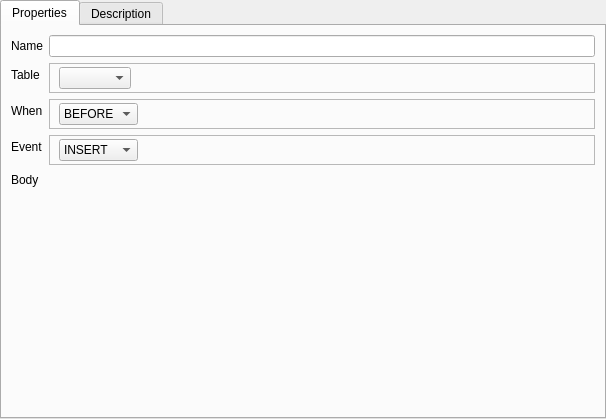
The window that TriggerForm.ui (fritzone/ddm) describes before a commit, drawn with Qt 5.
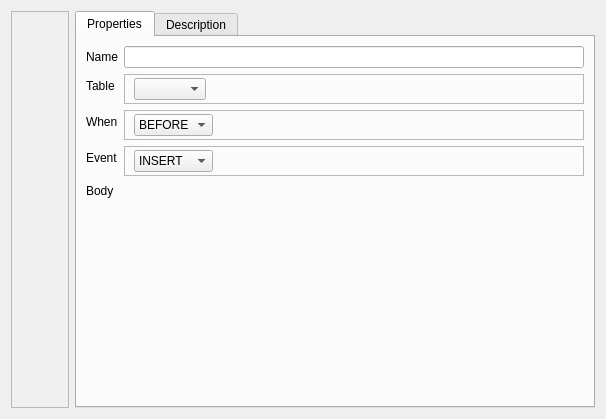
The same window after the commit. Icons and pictures are not drawn.

Diff of the .ui file:
```diff
--- a/TriggerForm.ui
+++ b/TriggerForm.ui
@@ -13,10 +13,60 @@
   <property name="windowTitle">
    <string>Form</string>
   </property>
-  <layout class="QVBoxLayout" name="verticalLayout">
-   <property name="margin">
-    <number>0</number>
-   </property>
+  <layout class="QHBoxLayout" name="horizontalLayout_5">
+   <item>
+    <widget class="QFrame" name="frameForUnlockButton">
+     <property name="frameShape">
+      <enum>QFrame::StyledPanel</enum>
+     </property>
+     <property name="frameShadow">
+      <enum>QFrame::Raised</enum>
+     </property>
+     <layout class="QVBoxLayout" name="verticalLayout_4">
+      <property name="spacing">
+       <number>0</number>
+      </property>
+      <property name="margin">
+       <number>0</number>
+      </property>
+      <item>
+       <widget class="QToolButton" name="btnLock">
+        <property name="text">
+         <string/>
+        </property>
+        <property name="iconSize">
+         <size>
+          <width>48</width>
+          <height>48</height>
+         </size>
+        </property>
+        <property name="checkable">
+         <bool>true</bool>
+        </property>
+        <property name="popupMode">
+         <enum>QToolButton::InstantPopup</enum>
+        </property>
+        <property name="autoRaise">
+         <bool>true</bool>
+        </property>
+       </widget>
+      </item>
+      <item>
+       <spacer name="verticalSpacer_2">
+        <property name="orientation">
+         <enum>Qt::Vertical</enum>
+        </property>
+        <property name="sizeHint" stdset="0">
+         <size>
+          <width>20</width>
+          <height>40</height>
+         </size>
+        </property>
+       </spacer>
+      </item>
+     </layout>
+    </widget>
+   </item>
    <item>
     <widget class="QTabWidget" name="tabWidget">
      <widget class="QWidget" name="tabWidgetPage1">
```
Left out of the diff: 17 changed lines with no effect on the pictures.
